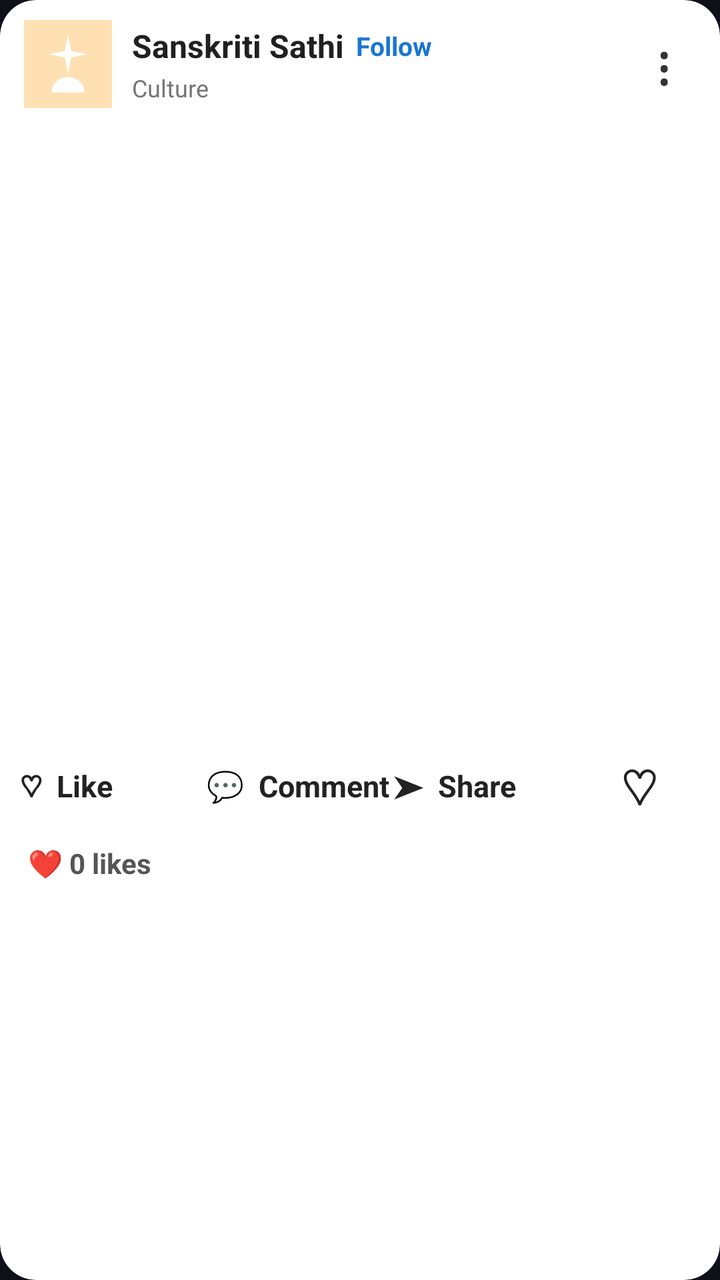
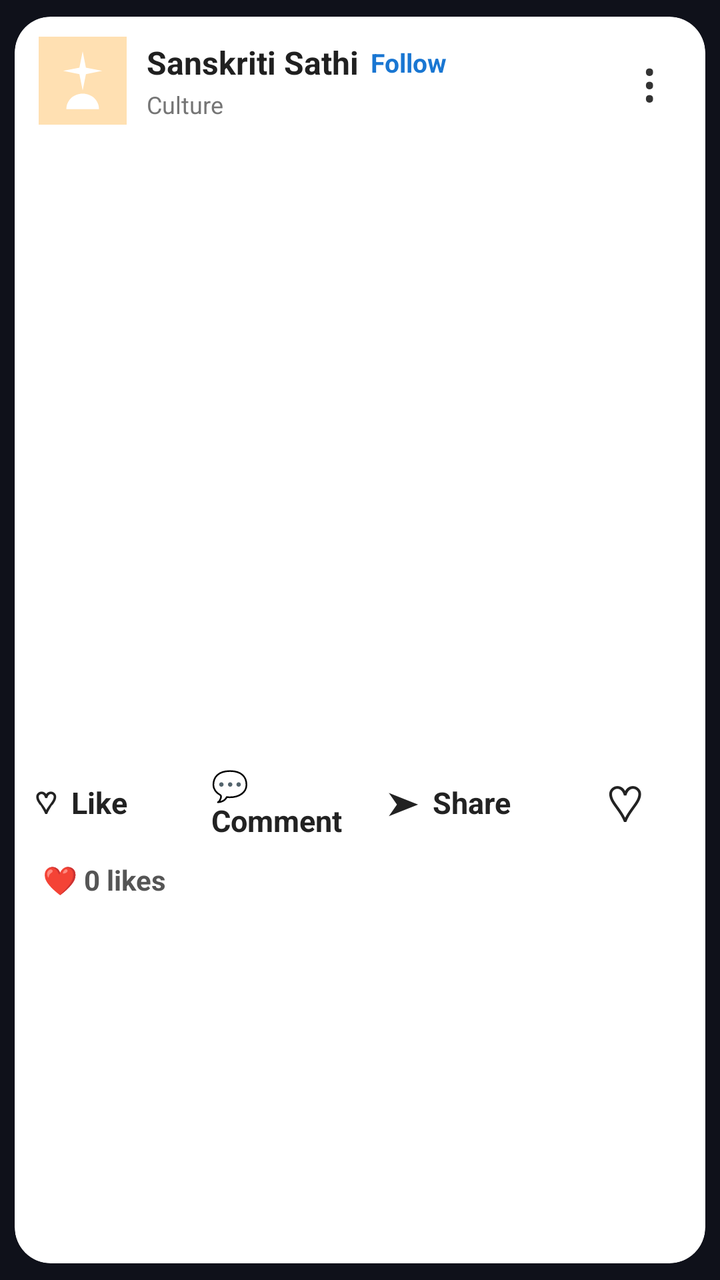

An Android layout rendered at two revisions. The XML below is the earlier revision; the diff shows what the commit changed to produce the second picture.
<!-- AndroidManifest.xml: application theme Theme.SanskritiSathi -->
<!-- res/layout/item_culture_post.xml -->
<?xml version="1.0" encoding="utf-8"?>
<androidx.cardview.widget.CardView
    xmlns:android="http://schemas.android.com/apk/res/android"
    xmlns:app="http://schemas.android.com/apk/res-auto"
    android:layout_width="match_parent"
    android:layout_height="wrap_content"
    android:layout_marginStart="8dp"
    android:layout_marginEnd="8dp"
    android:layout_marginBottom="12dp"
    app:cardCornerRadius="18dp"
    app:cardElevation="3dp"
    app:cardBackgroundColor="@android:color/white">

    <LinearLayout
        android:layout_width="match_parent"
        android:layout_height="wrap_content"
        android:orientation="vertical">

        
        <LinearLayout
            android:layout_width="match_parent"
            android:layout_height="64dp"
            android:gravity="center_vertical"
            android:paddingStart="12dp"
            android:paddingEnd="8dp">

            <ImageView
                android:id="@+id/postProfileImage"
                android:layout_width="44dp"
                android:layout_height="44dp"
                android:src="@drawable/icon_foreground"
                android:scaleType="centerCrop"
                android:background="#FFE0B2"
                android:contentDescription="Profile image" />

            <LinearLayout
                android:layout_width="0dp"
                android:layout_height="wrap_content"
                android:layout_weight="1"
                android:orientation="vertical"
                android:paddingStart="10dp">

                <LinearLayout
                    android:layout_width="wrap_content"
                    android:layout_height="wrap_content"
                    android:gravity="center_vertical">

                    <TextView
                        android:id="@+id/postAuthor"
                        android:layout_width="wrap_content"
                        android:layout_height="wrap_content"
                        android:text="Sanskriti Sathi"
                        android:textColor="#202020"
                        android:textSize="16sp"
                        android:textStyle="bold" />

                    <TextView
                        android:id="@+id/followStatus"
                        android:layout_width="wrap_content"
                        android:layout_height="wrap_content"
                        android:layout_marginStart="6dp"
                        android:text="Follow"
                        android:textColor="#1976D2"
                        android:textSize="13sp"
                        android:textStyle="bold" />

                </LinearLayout>

                <TextView
                    android:id="@+id/postCategory"
                    android:layout_width="wrap_content"
                    android:layout_height="wrap_content"
                    android:layout_marginTop="2dp"
                    android:text="Culture"
                    android:textColor="#757575"
                    android:textSize="12sp" />

            </LinearLayout>

            <TextView
                android:id="@+id/postMenu"
                android:layout_width="40dp"
                android:layout_height="45dp"
                android:gravity="center"
                android:text="⋮"
                android:textColor="#333333"
                android:textSize="28sp"
                android:contentDescription="Post menu" />

        </LinearLayout>

        
        <ImageView
            android:id="@+id/postImage"
            android:layout_width="match_parent"
            android:layout_height="300dp"
            android:adjustViewBounds="true"
            android:scaleType="centerCrop"
            android:src="@drawable/icon_foreground"
            android:contentDescription="Culture post image" />

        
        <LinearLayout
            android:layout_width="match_parent"
            android:layout_height="58dp"
            android:gravity="center_vertical"
            android:paddingStart="10dp"
            android:paddingEnd="10dp">

            <TextView
                android:id="@+id/likeButton"
                android:layout_width="0dp"
                android:layout_height="match_parent"
                android:layout_weight="1"
                android:gravity="center_vertical"
                android:text="♡  Like"
                android:textColor="#222222"
                android:textSize="15sp"
                android:textStyle="bold" />

            <TextView
                android:id="@+id/commentButton"
                android:layout_width="0dp"
                android:layout_height="match_parent"
                android:layout_weight="1"
                android:gravity="center_vertical"
                android:text="💬  Comment"
                android:textColor="#222222"
                android:textSize="15sp"
                android:textStyle="bold" />

            <TextView
                android:id="@+id/shareButton"
                android:layout_width="0dp"
                android:layout_height="match_parent"
                android:layout_weight="1"
                android:gravity="center_vertical"
                android:text="➤  Share"
                android:textColor="#222222"
                android:textSize="15sp"
                android:textStyle="bold" />

            <TextView
                android:id="@+id/saveButton"
                android:layout_width="60dp"
                android:layout_height="match_parent"
                android:gravity="center"
                android:text="♡"
                android:textColor="#222222"
                android:textSize="25sp"
                android:contentDescription="Save post" />

        </LinearLayout>

        
        <TextView
            android:id="@+id/likeCount"
            android:layout_width="match_parent"
            android:layout_height="wrap_content"
            android:paddingStart="14dp"
            android:paddingEnd="14dp"
            android:text="❤️ 0 likes"
            android:textColor="#555555"
            android:textSize="14sp"
            android:textStyle="bold" />

        
        <TextView
            android:id="@+id/postCaption"
            android:layout_width="match_parent"
            android:layout_height="wrap_content"
            android:paddingStart="14dp"
            android:paddingEnd="14dp"
            android:paddingTop="10dp"
            android:paddingBottom="14dp"
            android:text=""
            android:textColor="#333333"
            android:textSize="15sp"
            android:lineSpacingExtra="3dp" />

        
        <TextView
            android:id="@+id/deletePostButton"
            android:layout_width="match_parent"
            android:layout_height="42dp"
            android:gravity="center"
            android:text="🗑️ Delete Post"
            android:textColor="#D32F2F"
            android:textSize="13sp"
            android:textStyle="bold"
            android:visibility="gone" />

    </LinearLayout>

</androidx.cardview.widget.CardView>
<!-- resources referenced by this layout -->
<resources>
  <!-- drawable icon_foreground (drawable) -->
  <?xml version="1.0" encoding="utf-8"?>
  <vector xmlns:android="http://schemas.android.com/apk/res/android"
      android:width="108dp"
      android:height="108dp"
      android:viewportWidth="108"
      android:viewportHeight="108">
  
      <path
          android:fillColor="#FFFFFF"
          android:pathData="M54,18 L58,38 L78,42 L58,46 L54,66 L50,46 L30,42 L50,38 Z" />
  
      <path
          android:fillColor="#FFFFFF"
          android:pathData="M54,70 C43,70 34,78 34,89 L74,89 C74,78 65,70 54,70 Z" />
  
  </vector>
  <style name="Theme.SanskritiSathi" parent="Theme.MaterialComponents.DayNight.NoActionBar">
  
          <item name="android:fontFamily">sans-serif</item>
  
          
          <item name="android:statusBarColor">#0F111A</item>
          <item name="android:windowLightStatusBar">false</item>
  
          <item name="android:navigationBarColor">#1A1D2B</item>
          <item name="android:windowLightNavigationBar">false</item>
  
          <item name="android:windowActionModeOverlay">true</item>
          <item name="android:windowNoTitle">true</item>
  
          <item name="android:windowBackground">#0F111A</item>
  
          <item name="android:textColorPrimary">#FFFFFF</item>
          <item name="android:textColorSecondary">#A0A5B5</item>
  
      </style>
</resources>

<!-- the commit's change to res/layout/item_culture_post.xml (unified diff, before → after) -->
@@ -8,8 +8,12 @@
     android:layout_marginEnd="8dp"
     android:layout_marginBottom="12dp"
     app:cardCornerRadius="18dp"
-    app:cardElevation="3dp"
-    app:cardBackgroundColor="@android:color/white">
+    app:cardElevation="2dp"
+    app:cardBackgroundColor="@android:color/white"
+    android:background="#FFFFFF"
+
+    app:cardUseCompatPadding="true"
+>
 
     <LinearLayout
         android:layout_width="match_parent"
